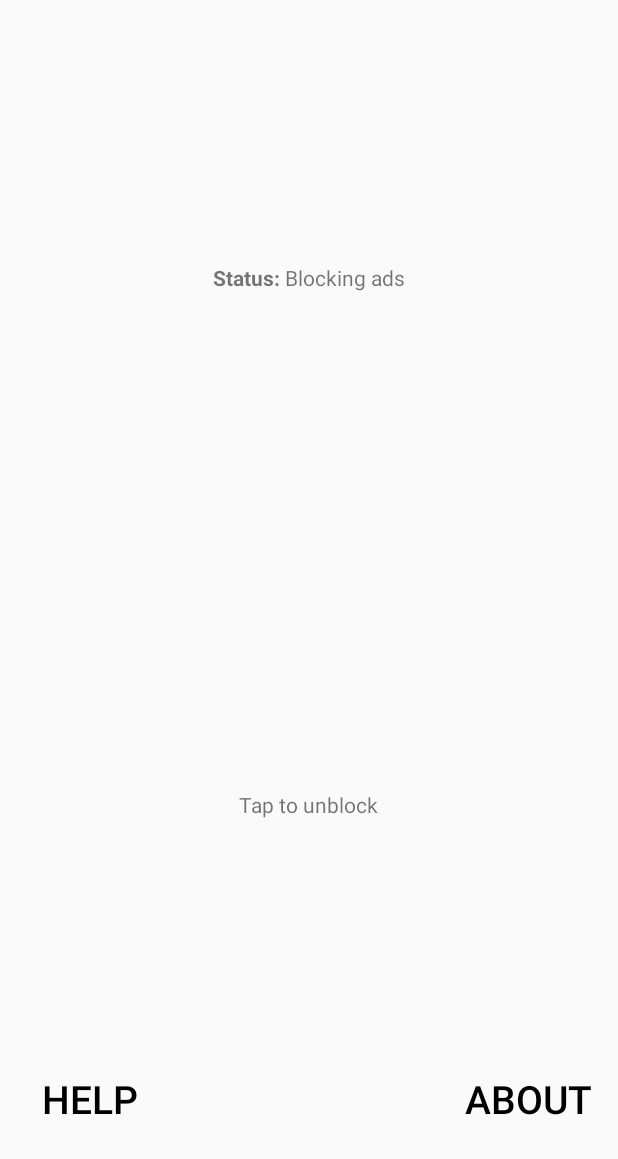
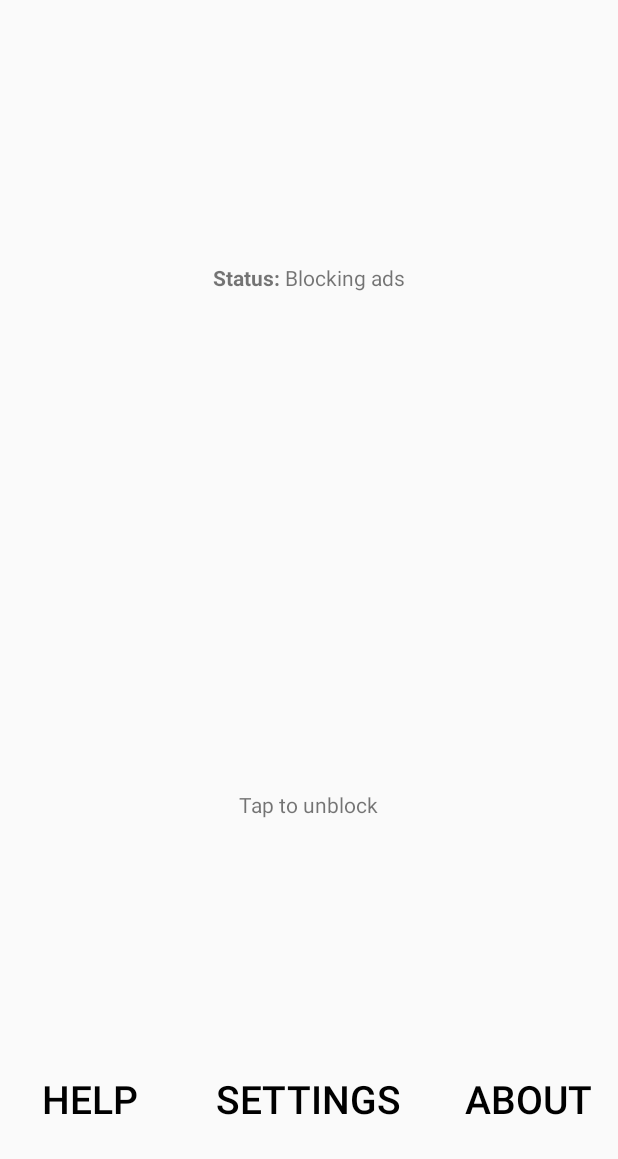
Before and after one commit to rocketshipapps/adblockfast-android, an Android app: the layout activity_main.xml on its own in the app's theme, with its tools: preview values and no code run, on a phone screen of 412 x 824 dp, the part 77-1236 px from its top. Run offline under Robolectric (Android 15) with nearby library versions, the phone set to English and light mode, and no system bars.

Commit message:
Added Samsung browser settings button and overlay links now are clickable

```diff
--- a/app/src/main/res/layout/activity_main.xml
+++ b/app/src/main/res/layout/activity_main.xml
@@ -75,6 +75,17 @@
         android:layout_width="wrap_content"
         android:layout_height="wrap_content"
         android:layout_alignParentBottom="true"
+        android:layout_centerHorizontal="true"
+        android:text="@string/settings"
+        style="@style/Title"
+        android:background="@null"
+        android:onClick="onSettingsPressed"
+        fontPath="fonts/HudsonNY.ttf" />
+
+    <Button
+        android:layout_width="wrap_content"
+        android:layout_height="wrap_content"
+        android:layout_alignParentBottom="true"
         android:layout_alignParentEnd="true"
         android:text="@string/about"
         style="@style/Title"
--- a/app/src/main/res/layout/alert_dialog_about.xml
+++ b/app/src/main/res/layout/alert_dialog_about.xml
@@ -40,6 +40,7 @@
             android:layout_marginBottom="@dimen/activity_horizontal_margin"/>
 
         <TextView
+            android:id="@+id/link"
             android:layout_width="wrap_content"
             android:layout_height="wrap_content"
             android:text="@string/author"
--- a/app/src/main/res/layout/alert_dialog_help.xml
+++ b/app/src/main/res/layout/alert_dialog_help.xml
@@ -23,6 +23,7 @@
             android:layout_marginBottom="@dimen/activity_horizontal_margin"/>
 
         <TextView
+            android:id="@id/link"
             android:layout_width="wrap_content"
             android:layout_height="wrap_content"
             android:text="@string/contact"
--- a/app/src/main/res/values/strings.xml
+++ b/app/src/main/res/values/strings.xml
@@ -7,9 +7,10 @@
     <string name="unblocked_action">Tap to block</string>
     <string name="help">Help</string>
     <string name="about">About</string>
-    <string name="contact">If you have questions or comments, message us at https://twitter.com/adblockfast.</string>
+    <string name="contact"><![CDATA[If you have questions or comments, message us <a href="https://twitter.com/adblockfast">on Twitter</a>.]]></string>
     <string name="tagline">The World’s Fastest Ad Blocker</string>
-    <string name="author"><![CDATA[© Rocketship <http://rocketshipapps.com/>.]]></string>
+    <string name="author"><![CDATA[<a href="http://rocketshipapps.com/">© Rocketship</a>.]]></string>
     <string name="copyright">All rights reserved.</string>
     <string name="dismiss">Okay</string>
+    <string name="settings">Settings</string>
 </resources>
```
Also changed, not shown: app/src/main/java/com/rocketshipapps/adblockfast/MainActivity.java (+26 -0 lines).
